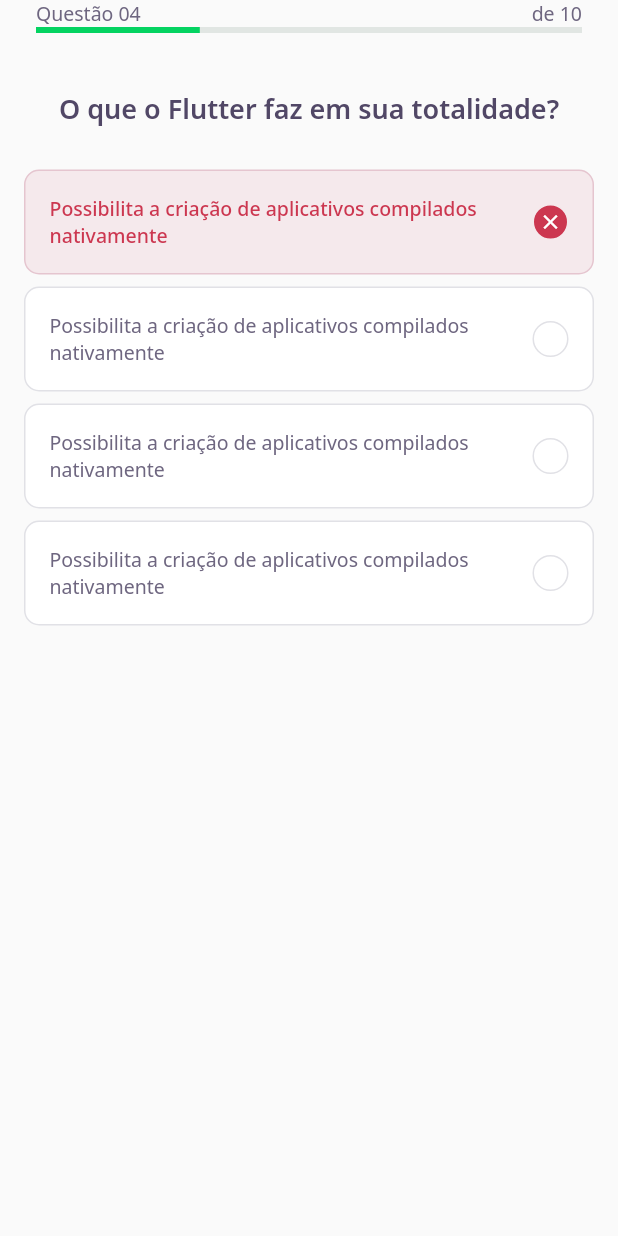
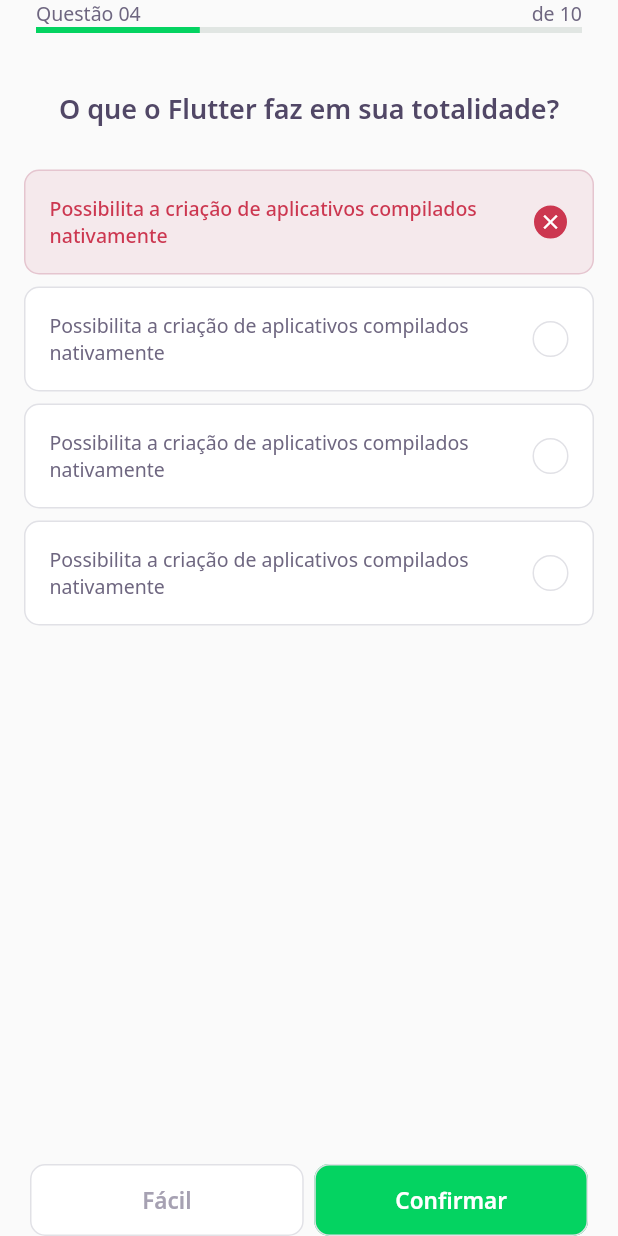
Before and after one commit to amazingustav/devquiz, a Flutter app: the ChallengePage screen opened directly, on a phone screen of 412 x 824 dp. Run offline on Flutter 3.47's test engine with Material 2 defaults, Android fonts, the phone set to English and light mode, and no system bars; our stand-ins replace google_fonts; accounts and stored records are empty.

Commit message:
Create componetized buttons to performe actions

```diff
--- a/lib/challenge/challenge_page.dart
+++ b/lib/challenge/challenge_page.dart
@@ -1,3 +1,4 @@
+import 'package:dev_quiz/challenge/widgets/next_button/next_button_widget.dart';
 import 'package:dev_quiz/challenge/widgets/question_indicator/question_indicator_widget.dart';
 import 'package:dev_quiz/challenge/widgets/quiz/quiz_widget.dart';
 import 'package:flutter/material.dart';
@@ -22,6 +23,24 @@ class _ChallengePageState extends State<ChallengePage> {
       body: QuizWidget(
         title: "O que o Flutter faz em sua totalidade?",
       ),
+      bottomNavigationBar: SafeArea(
+        bottom: true,
+        child: Padding(
+          padding: const EdgeInsets.symmetric(horizontal: 20),
+          child: Row(
+            mainAxisAlignment: MainAxisAlignment.spaceAround,
+            children: [
+              Expanded(
+                child: NextButtonWidget.white(label: "Fácil", onTap: () {}),
+              ),
+              SizedBox(width: 7),
+              Expanded(
+                child: NextButtonWidget.green(label: "Confirmar", onTap: () {}),
+              ),
+            ],
+          ),
+        ),
+      ),
     );
   }
 }
--- /dev/null
+++ b/lib/challenge/widgets/next_button/next_button_widget.dart
@@ -0,0 +1,60 @@
+import 'package:dev_quiz/core/app_colors.dart';
+import 'package:flutter/material.dart';
+import 'package:google_fonts/google_fonts.dart';
+
+class NextButtonWidget extends StatelessWidget {
+  final String label;
+  final Color backgroundColor;
+  final Color fontColor;
+  final Color borderColor;
+  final VoidCallback onTap;
+
+  NextButtonWidget({
+    Key? key,
+    required this.label,
+    required this.backgroundColor,
+    required this.fontColor,
+    required this.borderColor,
+    required this.onTap,
+  });
+
+  NextButtonWidget.green({required String label, required VoidCallback onTap})
+      : this.backgroundColor = AppColors.darkGreen,
+        this.fontColor = AppColors.white,
+        this.label = label,
+        this.borderColor = AppColors.border,
+        this.onTap = onTap;
+
+  NextButtonWidget.white({required String label, required VoidCallback onTap})
+      : this.backgroundColor = AppColors.white,
+        this.fontColor = AppColors.lightGrey,
+        this.label = label,
+        this.borderColor = AppColors.border,
+        this.onTap = onTap;
+
+  @override
+  Widget build(BuildContext context) {
+    return Container(
+      height: 48,
+      child: TextButton(
+        style: ButtonStyle(
+            backgroundColor: MaterialStateProperty.all(backgroundColor),
+            shape: MaterialStateProperty.all(
+              RoundedRectangleBorder(
+                borderRadius: BorderRadius.circular(10),
+              ),
+            ),
+            side: MaterialStateProperty.all(BorderSide(color: borderColor))),
+        onPressed: () {},
+        child: Text(
+          label,
+          style: GoogleFonts.notoSans(
+            fontWeight: FontWeight.w600,
+            fontSize: 15,
+            color: fontColor,
+          ),
+        ),
+      ),
+    );
+  }
+}
--- a/lib/core/app_widget.dart
+++ b/lib/core/app_widget.dart
@@ -8,7 +8,7 @@ class AppWidget extends StatelessWidget {
   Widget build(BuildContext context) {
     return MaterialApp(
       title: "DevQuiz",
-      home: HomePage(),
+      home: ChallengePage(),
     );
   }
 }
```
